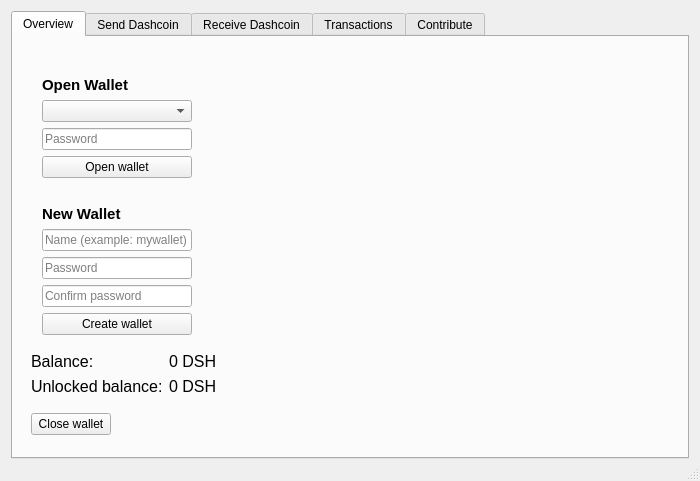
Old version of the form dashcoinwallet.ui in the repository pwstegman/DashcoinWalletGUI.
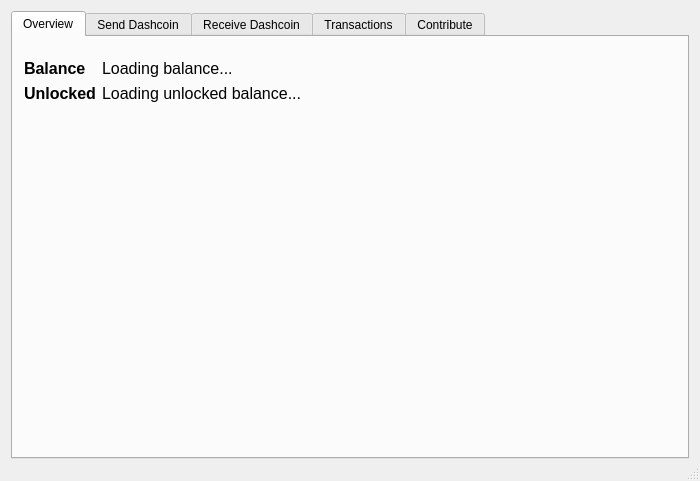
New version of the form.

Patch:
```diff
--- a/dashcoinwallet.ui
+++ b/dashcoinwallet.ui
@@ -103,304 +103,81 @@
             <number>0</number>
            </property>
            <item>
-            <widget class="QWidget" name="widget_3" native="true">
-             <property name="sizePolicy">
-              <sizepolicy hsizetype="Minimum" vsizetype="Minimum">
-               <horstretch>0</horstretch>
-               <verstretch>0</verstretch>
-              </sizepolicy>
+            <widget class="QWidget" name="balance_section" native="true">
+             <property name="enabled">
+              <bool>true</bool>
              </property>
-             <property name="maximumSize">
+             <layout class="QFormLayout" name="formLayout">
+              <item row="0" column="0">
+               <widget class="QLabel" name="label_3">
+                <property name="font">
+                 <font>
+                  <pointsize>12</pointsize>
+                  <weight>75</weight>
+                  <bold>true</bold>
+                 </font>
+                </property>
+                <property name="text">
+                 <string>Balance</string>
+                </property>
+               </widget>
+              </item>
+              <item row="0" column="1">
+               <widget class="QLabel" name="balance_txt">
+                <property name="font">
+                 <font>
+                  <pointsize>12</pointsize>
+                 </font>
+                </property>
+                <property name="text">
+                 <string>Loading balance...</string>
+                </property>
+               </widget>
+              </item>
+              <item row="1" column="0">
+               <widget class="QLabel" name="label_6">
+                <property name="font">
+                 <font>
+                  <pointsize>12</pointsize>
+                  <weight>75</weight>
+                  <bold>true</bold>
+                 </font>
+                </property>
+                <property name="text">
+                 <string>Unlocked</string>
+                </property>
+               </widget>
+              </item>
+              <item row="1" column="1">
+               <widget class="QLabel" name="unlocked_txt">
+                <property name="font">
+                 <font>
+                  <pointsize>12</pointsize>
+                 </font>
+                </property>
+                <property name="text">
+                 <string>Loading unlocked balance...</string>
+                </property>
+               </widget>
+              </item>
+             </layout>
+            </widget>
+           </item>
+           <item>
+            <spacer name="verticalSpacer">
+             <property name="orientation">
+              <enum>Qt::Vertical</enum>
+             </property>
+             <property name="sizeType">
+              <enum>QSizePolicy::Minimum</enum>
+             </property>
+             <property name="sizeHint" stdset="0">
               <size>
-               <width>16777215</width>
+               <width>20</width>
                <height>40</height>
               </size>
              </property>
-             <layout class="QVBoxLayout" name="verticalLayout_4">
-              <property name="spacing">
-               <number>0</number>
-              </property>
-              <property name="leftMargin">
-               <number>0</number>
-              </property>
-              <property name="topMargin">
-               <number>0</number>
-              </property>
-              <property name="rightMargin">
-               <number>0</number>
-              </property>
-              <property name="bottomMargin">
-               <number>0</number>
-              </property>
-             </layout>
-            </widget>
-           </item>
-           <item>
-            <widget class="QWidget" name="panel_overview" native="true">
-             <layout class="QFormLayout" name="formLayout">
-              <property name="fieldGrowthPolicy">
-               <enum>QFormLayout::AllNonFixedFieldsGrow</enum>
-              </property>
-              <property name="leftMargin">
-               <number>18</number>
-              </property>
-              <item row="0" column="0">
-               <widget class="QWidget" name="panel_password" native="true">
-                <property name="minimumSize">
-                 <size>
-                  <width>15</width>
-                  <height>15</height>
-                 </size>
-                </property>
-                <layout class="QVBoxLayout" name="verticalLayout_14">
-                 <item>
-                  <widget class="QLabel" name="label_16">
-                   <property name="font">
-                    <font>
-                     <pointsize>11</pointsize>
-                     <weight>75</weight>
-                     <bold>true</bold>
-                    </font>
-                   </property>
-                   <property name="text">
-                    <string>Open Wallet</string>
-                   </property>
-                  </widget>
-                 </item>
-                 <item>
-                  <widget class="QComboBox" name="select_wallet">
-                   <property name="minimumSize">
-                    <size>
-                     <width>150</width>
-                     <height>0</height>
-                    </size>
-                   </property>
-                   <property name="editable">
-                    <bool>false</bool>
-                   </property>
-                   <property name="currentText">
-                    <string/>
-                   </property>
-                  </widget>
-                 </item>
-                 <item>
-                  <widget class="QLineEdit" name="txt_password_open">
-                   <property name="enabled">
-                    <bool>true</bool>
-                   </property>
-                   <property name="echoMode">
-                    <enum>QLineEdit::Password</enum>
-                   </property>
-                   <property name="placeholderText">
-                    <string>Password</string>
-                   </property>
-                  </widget>
-                 </item>
-                 <item>
-                  <widget class="QPushButton" name="btn_open">
-                   <property name="text">
-                    <string>Open wallet</string>
-                   </property>
-                  </widget>
-                 </item>
-                 <item>
-                  <spacer name="verticalSpacer">
-                   <property name="orientation">
-                    <enum>Qt::Vertical</enum>
-                   </property>
-                   <property name="sizeHint" stdset="0">
-                    <size>
-                     <width>20</width>
-                     <height>10</height>
-                    </size>
-                   </property>
-                  </spacer>
-                 </item>
-                 <item>
-                  <widget class="QLabel" name="label_17">
-                   <property name="font">
-                    <font>
-                     <pointsize>11</pointsize>
-                     <weight>75</weight>
-                     <bold>true</bold>
-                    </font>
-                   </property>
-                   <property name="text">
-                    <string>New Wallet</string>
-                   </property>
-                  </widget>
-                 </item>
-                 <item>
-                  <widget class="QWidget" name="panel_generate" native="true">
-                   <layout class="QVBoxLayout" name="verticalLayout_15">
-                    <property name="leftMargin">
-                     <number>0</number>
-                    </property>
-                    <property name="topMargin">
-                     <number>0</number>
-                    </property>
-                    <property name="rightMargin">
-                     <number>0</number>
-                    </property>
-                    <property name="bottomMargin">
-                     <number>0</number>
-                    </property>
-                    <item>
-                     <widget class="QLineEdit" name="txt_name_generate">
-                      <property name="toolTip">
-                       <string>Alphanumeric characters only</string>
-                      </property>
-                      <property name="placeholderText">
-                       <string>Name (example: mywallet)</string>
-                      </property>
-                     </widget>
-                    </item>
-                    <item>
-                     <widget class="QLineEdit" name="txt_password_generate">
-                      <property name="echoMode">
-                       <enum>QLineEdit::Password</enum>
-                      </property>
-                      <property name="placeholderText">
-                       <string>Password</string>
-                      </property>
-                     </widget>
-                    </item>
-                    <item>
-                     <widget class="QLineEdit" name="txt_password_generate_confirm">
-                      <property name="echoMode">
-                       <enum>QLineEdit::Password</enum>
-                      </property>
-                      <property name="placeholderText">
-                       <string>Confirm password</string>
-                      </property>
-                     </widget>
-                    </item>
-                   </layout>
-                  </widget>
-                 </item>
-                 <item>
-                  <widget class="QPushButton" name="btn_generate">
-                   <property name="text">
-                    <string>Create wallet</string>
-                   </property>
-                  </widget>
-                 </item>
-                </layout>
-               </widget>
-              </item>
-              <item row="1" column="0">
-               <widget class="QWidget" name="panel_balance" native="true">
-                <property name="minimumSize">
-                 <size>
-                  <width>10</width>
-                  <height>10</height>
-                 </size>
-                </property>
-                <layout class="QFormLayout" name="formLayout_2">
-                 <property name="fieldGrowthPolicy">
-                  <enum>QFormLayout::AllNonFixedFieldsGrow</enum>
-                 </property>
-                 <property name="leftMargin">
-                  <number>0</number>
-                 </property>
-                 <property name="topMargin">
-                  <number>0</number>
-                 </property>
-                 <property name="rightMargin">
-                  <number>0</number>
-                 </property>
-                 <property name="bottomMargin">
-                  <number>0</number>
-                 </property>
-                 <item row="1" column="0">
-                  <widget class="QLabel" name="label_2">
-                   <property name="font">
-                    <font>
-                     <pointsize>12</pointsize>
-                     <weight>50</weight>
-                     <bold>false</bold>
-                    </font>
-                   </property>
-                   <property name="text">
-                    <string>Balance:</string>
-                   </property>
-                  </widget>
-                 </item>
-                 <item row="1" column="1">
-                  <widget class="QLabel" name="txt_balance">
-                   <property name="font">
-                    <font>
-                     <pointsize>12</pointsize>
-                     <weight>50</weight>
-                     <bold>false</bold>
-                    </font>
-                   </property>
-                   <property name="text">
-                    <string>0 DSH</string>
-                   </property>
-                  </widget>
-                 </item>
-                 <item row="2" column="0">
-                  <widget class="QLabel" name="label_3">
-                   <property name="font">
-                    <font>
-                     <pointsize>12</pointsize>
-                     <weight>50</weight>
-                     <bold>false</bold>
-                    </font>
-                   </property>
-                   <property name="text">
-                    <string>Unlocked balance:</string>
-                   </property>
-                  </widget>
-                 </item>
-                 <item row="2" column="1">
-                  <widget class="QLabel" name="txt_balance_unlocked">
-                   <property name="font">
-                    <font>
-                     <pointsize>12</pointsize>
-                     <weight>50</weight>
-                     <bold>false</bold>
-                    </font>
-                   </property>
-                   <property name="text">
-                    <string>0 DSH</string>
-                   </property>
-                  </widget>
-                 </item>
-                </layout>
-               </widget>
-              </item>
-              <item row="2" column="0">
-               <widget class="QWidget" name="panel_close_wallet" native="true">
-                <property name="minimumSize">
-                 <size>
-                  <width>10</width>
-                  <height>10</height>
-                 </size>
-                </property>
-                <layout class="QVBoxLayout" name="verticalLayout_17">
-                 <property name="leftMargin">
-                  <number>0</number>
-                 </property>
-                 <property name="rightMargin">
-                  <number>0</number>
-                 </property>
-                 <property name="bottomMargin">
-                  <number>0</number>
-                 </property>
-                 <item>
-                  <widget class="QPushButton" name="btn_close_wallet">
-                   <property name="text">
-                    <string>Close wallet</string>
-                   </property>
-                  </widget>
-                 </item>
-                </layout>
-               </widget>
-              </item>
-             </layout>
-            </widget>
+            </spacer>
            </item>
           </layout>
          </widget>
```
Left out of the diff: 2 changed lines with no effect on the pictures.
